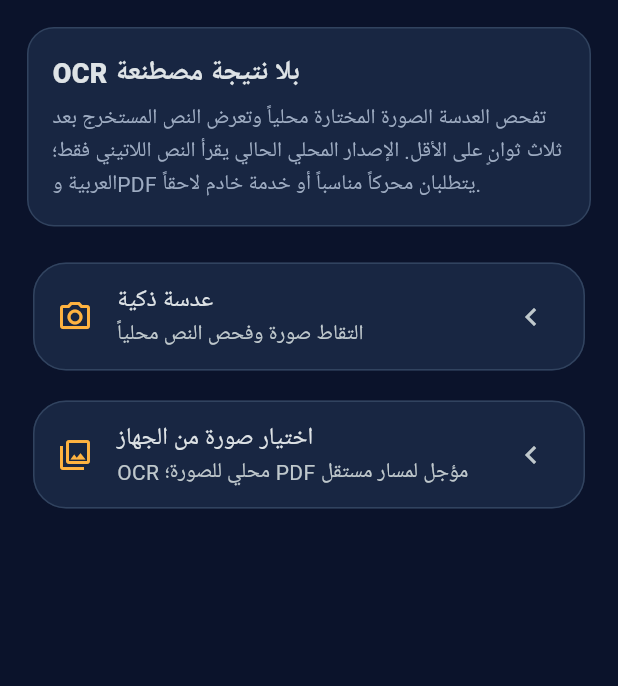
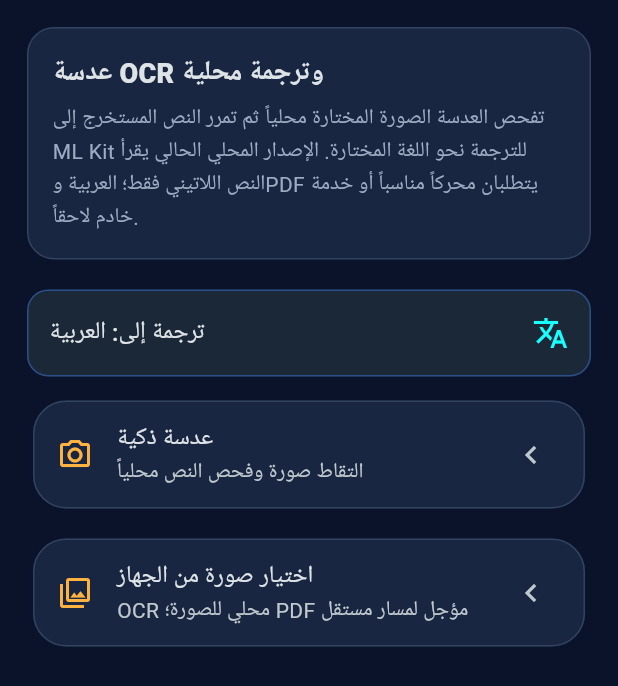
Before and after one commit to magdymeko456-cell/mirror_scorpion_v4, a Flutter app: the _DocumentsPanel widget shown alone on an empty page, opened directly, on a phone screen of 412 x 824 dp. Shown: the top 686 px of the screen. Run offline on Flutter 3.47's test engine with Material 3 defaults, Android fonts, the phone set to English and light mode, and no system bars; our stand-ins replace firebase_core, flutter_tts, image_picker, shared_preferences, speech_to_text; missing offline and left inert: google_mlkit_language_id, google_mlkit_text_recognition, google_mlkit_translation; accounts and stored records are empty.

Commit message:
fix(translation): connect speech and lens translation

```diff
--- a/lib/core/mlkit/on_device_translation_service.dart
+++ b/lib/core/mlkit/on_device_translation_service.dart
@@ -55,6 +55,7 @@ class OnDeviceTranslationService {
   Future<OnDeviceTranslationResult> translate({
     required String text,
     required String targetLanguageCode,
+    String? sourceLanguageCode,
   }) async {
     final sourceText = text.trim();
     if (!isNativePlatform) {
@@ -72,7 +73,10 @@ class OnDeviceTranslationService {
 
     final identifier = LanguageIdentifier(confidenceThreshold: 0.5);
     try {
-      final detectedCode = await identifier.identifyLanguage(sourceText);
+      final requestedSourceCode = sourceLanguageCode?.trim().toLowerCase();
+      final detectedCode = requestedSourceCode?.isNotEmpty == true
+          ? requestedSourceCode!
+          : await identifier.identifyLanguage(sourceText);
       if (detectedCode == identifier.undeterminedLanguageCode) {
         return const OnDeviceTranslationResult(
           state: OnDeviceTranslationState.undeterminedSource,
--- a/lib/features/feature_hub_screen.dart
+++ b/lib/features/feature_hub_screen.dart
@@ -14,6 +14,29 @@ import '../core/speech/device_speech_recognition_service.dart';
 import '../core/speech/system_tts_service.dart';
 
 enum FeatureKind { translation, dialogue, documents, stories, games, settings }
+
+abstract final class TranslationLanguageCatalog {
+  static const labels = <String, String>{
+    'af': 'Afrikaans', 'sq': 'Shqip', 'am': 'አማርኛ', 'ar': 'العربية', 'hy': 'Հայերեն', 'az': 'Azərbaycan',
+    'eu': 'Euskara', 'be': 'Беларуская', 'bn': 'বাংলা', 'bs': 'Bosanski', 'bg': 'Български', 'ca': 'Català',
+    'ceb': 'Cebuano', 'ny': 'Chichewa', 'zh': '中文', 'co': 'Corsu', 'hr': 'Hrvatski', 'cs': 'Čeština',
+    'da': 'Dansk', 'nl': 'Nederlands', 'en': 'English', 'eo': 'Esperanto', 'et': 'Eesti', 'tl': 'Filipino',
+    'fi': 'Suomi', 'fr': 'Français', 'fy': 'Frysk', 'gl': 'Galego', 'ka': 'ქართული', 'de': 'Deutsch',
+    'el': 'Ελληνικά', 'gu': 'ગુજરાતી', 'ht': 'Kreyòl', 'ha': 'Hausa', 'haw': 'Hawaiʻi', 'iw': 'עברית',
+    'hi': 'हिन्दी', 'hmn': 'Hmong', 'hu': 'Magyar', 'is': 'Íslenska', 'ig': 'Igbo', 'id': 'Bahasa Indonesia',
+    'ga': 'Gaeilge', 'it': 'Italiano', 'ja': '日本語', 'jw': 'Basa Jawa', 'kn': 'ಕನ್ನಡ', 'kk': 'Қазақ',
+    'km': 'ខ្មែរ', 'rw': 'Kinyarwanda', 'ko': '한국어', 'ku': 'Kurdî', 'ky': 'Кыргызча', 'lo': 'ລາວ',
+    'la': 'Latina', 'lv': 'Latviešu', 'lt': 'Lietuvių', 'lb': 'Lëtzebuergesch', 'mk': 'Македонски',
+    'mg': 'Malagasy', 'ms': 'Bahasa Melayu', 'ml': 'മലയാളം', 'mt': 'Malti', 'mi': 'Māori', 'mr': 'मराठी',
+    'mn': 'Монгол', 'my': 'မြန်မာ', 'ne': 'नेपाली', 'no': 'Norsk', 'or': 'ଓଡ଼ିଆ', 'ps': 'پښتو',
+    'fa': 'فارسی', 'pl': 'Polski', 'pt': 'Português', 'pa': 'ਪੰਜਾਬੀ', 'ro': 'Română', 'ru': 'Русский',
+    'sm': 'Samoa', 'gd': 'Gàidhlig', 'sr': 'Српски', 'st': 'Sesotho', 'sn': 'Shona', 'sd': 'سنڌي',
+    'si': 'සිංහල', 'sk': 'Slovenčina', 'sl': 'Slovenščina', 'so': 'Soomaali', 'es': 'Español', 'su': 'Basa Sunda',
+    'sw': 'Kiswahili', 'sv': 'Svenska', 'tg': 'Тоҷикӣ', 'ta': 'தமிழ்', 'tt': 'Татар', 'te': 'తెలుగు',
+    'th': 'ไทย', 'tr': 'Türkçe', 'tk': 'Türkmen', 'ug': 'ئۇيغۇرچە', 'uk': 'Українська', 'ur': 'اردو',
+    'uz': "O'zbek", 'vi': 'Tiếng Việt', 'cy': 'Cymraeg', 'xh': 'isiXhosa', 'yi': 'יידיש', 'yo': 'Yorùbá', 'zu': 'isiZulu',
+  };
+}
 
 class FeatureHubScreen extends StatelessWidget {
   const FeatureHubScreen({required this.kind, super.key});
@@ -65,27 +88,6 @@ class _TranslationPanelState extends State<_TranslationPanel> {
   bool _isTranslating = false;
   bool _loadedLanguagePreference = false;
   Timer? _translationDebounce;
-  static const _languages = <String, String>{
-    'af': 'Afrikaans', 'sq': 'Shqip', 'am': 'አማርኛ', 'ar': 'العربية', 'hy': 'Հայերեն', 'az': 'Azərbaycan',
-    'eu': 'Euskara', 'be': 'Беларуская', 'bn': 'বাংলা', 'bs': 'Bosanski', 'bg': 'Български', 'ca': 'Català',
-    'ceb': 'Cebuano', 'ny': 'Chichewa', 'zh': '中文', 'co': 'Corsu', 'hr': 'Hrvatski', 'cs': 'Čeština',
-    'da': 'Dansk', 'nl': 'Nederlands', 'en': 'English', 'eo': 'Esperanto', 'et': 'Eesti', 'tl': 'Filipino',
-    'fi': 'Suomi', 'fr': 'Français', 'fy': 'Frysk', 'gl': 'Galego', 'ka': 'ქართული', 'de': 'Deutsch',
-    'el': 'Ελληνικά', 'gu': 'ગુજરાતી', 'ht': 'Kreyòl', 'ha': 'Hausa', 'haw': 'Hawaiʻi', 'iw': 'עברית',
-    'hi': 'हिन्दी', 'hmn': 'Hmong', 'hu': 'Magyar', 'is': 'Íslenska', 'ig': 'Igbo', 'id': 'Bahasa Indonesia',
-    'ga': 'Gaeilge', 'it': 'Italiano', 'ja': '日本語', 'jw': 'Basa Jawa', 'kn': 'ಕನ್ನಡ', 'kk': 'Қазақ',
-    'km': 'ខ្មែរ', 'rw': 'Kinyarwanda', 'ko': '한국어', 'ku': 'Kurdî', 'ky': 'Кыргызча', 'lo': 'ລາວ',
-    'la': 'Latina', 'lv': 'Latviešu', 'lt': 'Lietuvių', 'lb': 'Lëtzebuergesch', 'mk': 'Македонски',
-    'mg': 'Malagasy', 'ms': 'Bahasa Melayu', 'ml': 'മലയാളം', 'mt': 'Malti', 'mi': 'Māori', 'mr': 'मराठी',
-    'mn': 'Монгол', 'my': 'မြန်မာ', 'ne': 'नेपाली', 'no': 'Norsk', 'or': 'ଓଡ଼ିଆ', 'ps': 'پښتو',
-    'fa': 'فارسی', 'pl': 'Polski', 'pt': 'Português', 'pa': 'ਪੰਜਾਬੀ', 'ro': 'Română', 'ru': 'Русский',
-    'sm': 'Samoa', 'gd': 'Gàidhlig', 'sr': 'Српски', 'st': 'Sesotho', 'sn': 'Shona', 'sd': 'سنڌي',
-    'si': 'සිංහල', 'sk': 'Slovenčina', 'sl': 'Slovenščina', 'so': 'Soomaali', 'es': 'Español', 'su': 'Basa Sunda',
-    'sw': 'Kiswahili', 'sv': 'Svenska', 'tg': 'Тоҷикӣ', 'ta': 'தமிழ்', 'tt': 'Татар', 'te': 'తెలుగు',
-    'th': 'ไทย', 'tr': 'Türkçe', 'tk': 'Türkmen', 'ug': 'ئۇيغۇرچە', 'uk': 'Українська', 'ur': 'اردو',
-    'uz': "O'zbek", 'vi': 'Tiếng Việt', 'cy': 'Cymraeg', 'xh': 'isiXhosa', 'yi': 'יידיש', 'yo': 'Yorùbá', 'zu': 'isiZulu',
-  };
-
   @override
   void initState() {
     super.initState();
@@ -99,7 +101,7 @@ class _TranslationPanelState extends State<_TranslationPanel> {
     super.didChangeDependencies();
     if (!_loadedLanguagePreference) {
       final saved = context.read<LanguagePreferences>().translationTargetLanguage;
-      if (_languages.containsKey(saved)) _selectedLanguage = saved;
+      if (TranslationLanguageCatalog.labels.containsKey(saved)) _selectedLanguage = saved;
       _loadedLanguagePreference = true;
     }
   }
@@ -148,7 +150,10 @@ class _TranslationPanelState extends State<_TranslationPanel> {
           _clearOnNextInput = false;
         }
         _input.text = recognizedText;
-        _queueTranslation(recognizedText);
+        _queueTranslation(
+          recognizedText,
+          sourceLanguageCode: sourceLanguage,
+        );
       },
     );
     if (mounted && _recognitionService.message != null) {
@@ -172,7 +177,7 @@ class _TranslationPanelState extends State<_TranslationPanel> {
     setState(() => _notice = '$action يحتاج خدمة صوت أو ملفات منفصلة؛ لم يتم إنشاء ناتج بديل.');
   }
 
-  void _queueTranslation(String value) {
+  void _queueTranslation(String value, {String? sourceLanguageCode}) {
     _translationDebounce?.cancel();
     if (value.trim().isEmpty) {
       setState(() {
@@ -183,11 +188,14 @@ class _TranslationPanelState extends State<_TranslationPanel> {
       return;
     }
     _translationDebounce = Timer(const Duration(milliseconds: 650), () {
-      _translateLocally(value);
+      _translateLocally(value, sourceLanguageCode: sourceLanguageCode);
     });
   }
 
-  Future<void> _translateLocally(String value) async {
+  Future<void> _translateLocally(
+    String value, {
+    String? sourceLanguageCode,
+  }) async {
     if (!mounted || value.trim() != _input.text.trim()) return;
     setState(() {
       _isTranslating = true;
@@ -196,6 +204,7 @@ class _TranslationPanelState extends State<_TranslationPanel> {
     final result = await _translationService.translate(
       text: value,
       targetLanguageCode: _selectedLanguage,
+      sourceLanguageCode: sourceLanguageCode,
     );
     if (!mounted || value.trim() != _input.text.trim()) return;
     if (result.sourceLanguage != null) {
@@ -268,7 +277,7 @@ class _TranslationPanelState extends State<_TranslationPanel> {
                 isExpanded: true,
                 dropdownColor: const Color(0xFF1B2838),
                 icon: const Icon(Icons.keyboard_arrow_down, color: Colors.cyanAccent),
-                items: _languages.entries.map((entry) => DropdownMenuItem(value: entry.key, child: Text(entry.value))).toList(),
+                items: TranslationLanguageCatalog.labels.entries.map((entry) => DropdownMenuItem(value: entry.key, child: Text(entry.value))).toList(),
                 onChanged: (code) {
                   if (code != null) _selectLanguage(code);
                 },
@@ -459,10 +468,26 @@ class _DocumentsPanel extends StatefulWidget {
 class _DocumentsPanelState extends State<_DocumentsPanel> {
   final _picker = ImagePicker();
   final _ocrService = const OnDeviceOcrService();
+  final _translationService = const OnDeviceTranslationService();
   bool _isScanning = false;
+  bool _isTranslating = false;
   String? _selectedFileName;
   String? _extractedText;
+  String? _translatedText;
   String? _notice;
+  String _targetLanguage = 'en';
+  bool _loadedLanguagePreference = false;
+
+  @override
+  void didChangeDependencies() {
+    super.didChangeDependencies();
+    if (_loadedLanguagePreference) return;
+    final saved = context.read<LanguagePreferences>().translationTargetLanguage;
+    if (TranslationLanguageCatalog.labels.containsKey(saved)) {
+      _targetLanguage = saved;
+    }
+    _loadedLanguagePreference = true;
+  }
 
   Future<void> _scanImage(ImageSource source) async {
     final image = await _picker.pickImage(source: source, imageQuality: 100);
@@ -475,6 +500,7 @@ class _DocumentsPanelState extends State<_DocumentsPanel> {
       _isScanning = true;
       _selectedFileName = image.name;
       _extractedText = null;
+      _translatedText = null;
       _notice = 'جارٍ فحص الصورة محلياً…';
     });
     final result = await _ocrService.recognizeImagePath(image.path);
@@ -486,6 +512,39 @@ class _DocumentsPanelState extends State<_DocumentsPanel> {
       _extractedText = result.isSuccess ? result.text : null;
       _notice = result.message;
     });
+    final extractedText = result.isSuccess ? result.text : null;
+    if (extractedText != null && extractedText.trim().isNotEmpty) {
+      await _translateExtractedText(extractedText);
+    }
+  }
+
+  Future<void> _translateExtractedText(String text) async {
+    if (!mounted) return;
+    final targetLanguage = _targetLanguage;
+    setState(() {
+      _isTranslating = true;
+      _translatedText = null;
+      _notice = 'جارٍ ترجمة النص المستخرج إلى ${TranslationLanguageCatalog.labels[targetLanguage] ?? targetLanguage}…';
+    });
+    final result = await _translationService.translate(
+      text: text,
+      targetLanguageCode: targetLanguage,
+    );
+    if (!mounted || text != _extractedText) return;
+    setState(() {
+      _isTranslating = false;
+      _translatedText = result.isSuccess ? result.text : null;
+      _notice = result.message;
+    });
+  }
+
+  Future<void> _selectTargetLanguage(String code) async {
+    setState(() => _targetLanguage = code);
+    await context.read<LanguagePreferences>().setTranslationTargetLanguage(code);
+    final extractedText = _extractedText;
+    if (extractedText != null && extractedText.trim().isNotEmpty) {
+      await _translateExtractedText(extractedText);
+    }
   }
 
   @override
@@ -493,8 +552,33 @@ class _DocumentsPanelState extends State<_DocumentsPanel> {
     return ListView(
       padding: const EdgeInsets.all(18),
       children: [
-        const _SectionNotice(title: 'OCR بلا نتيجة مصطنعة', detail: 'تفحص العدسة الصورة المختارة محلياً وتعرض النص المستخرج بعد ثلاث ثوانٍ على الأقل. الإصدار المحلي الحالي يقرأ النص اللاتيني فقط؛ العربية وPDF يتطلبان محركاً مناسباً أو خدمة خادم لاحقاً.'),
+        const _SectionNotice(title: 'عدسة OCR وترجمة محلية', detail: 'تفحص العدسة الصورة المختارة محلياً ثم تمرر النص المستخرج إلى ML Kit للترجمة نحو اللغة المختارة. الإصدار المحلي الحالي يقرأ النص اللاتيني فقط؛ العربية وPDF يتطلبان محركاً مناسباً أو خدمة خادم لاحقاً.'),
         const SizedBox(height: 20),
+        Container(
+          padding: const EdgeInsets.symmetric(horizontal: 14, vertical: 4),
+          decoration: BoxDecoration(
+            color: const Color(0xFF1B2838),
+            borderRadius: BorderRadius.circular(14),
+            border: Border.all(color: Colors.blueAccent.withValues(alpha: 0.4)),
+          ),
+          child: DropdownButtonHideUnderline(
+            child: DropdownButton<String>(
+              value: _targetLanguage,
+              isExpanded: true,
+              dropdownColor: const Color(0xFF1B2838),
+              icon: const Icon(Icons.translate, color: Colors.cyanAccent),
+              items: TranslationLanguageCatalog.labels.entries
+                  .map((entry) => DropdownMenuItem(value: entry.key, child: Text('ترجمة إلى: ${entry.value}')))
+                  .toList(),
+              onChanged: _isScanning || _isTranslating
+                  ? null
+                  : (code) {
+                      if (code != null) _selectTargetLanguage(code);
+                    },
+            ),
+          ),
+        ),
+        const SizedBox(height: 12),
         Card(
           child: ListTile(
             leading: const Icon(Icons.camera_alt_outlined, color: RoyalColors.gold),
@@ -519,7 +603,7 @@ class _DocumentsPanelState extends State<_DocumentsPanel> {
             padding: const EdgeInsets.only(top: 18),
             child: Text('الصورة المختارة: $_selectedFileName', style: const TextStyle(color: RoyalColors.muted)),
           ),
-        if (_isScanning)
+        if (_isScanning || _isTranslating)
           const Padding(
             padding: EdgeInsets.only(top: 18),
             child: LinearProgressIndicator(),
@@ -534,7 +618,30 @@ class _DocumentsPanelState extends State<_DocumentsPanel> {
             margin: const EdgeInsets.only(top: 16),
             child: Padding(
               padding: const EdgeInsets.all(16),
-              child: SelectableText(_extractedText!, style: const TextStyle(height: 1.6)),
+              child: Column(
+                crossAxisAlignment: CrossAxisAlignment.stretch,
+                children: [
+                  const Text('النص الأصلي المستخرج', style: TextStyle(color: RoyalColors.muted)),
+                  const SizedBox(height: 8),
+                  SelectableText(_extractedText!, style: const TextStyle(height: 1.6)),
+                ],
+              ),
+            ),
+          ),
+        if (_translatedText != null)
+          Card(
+            margin: const EdgeInsets.only(top: 12),
+            color: Colors.blueAccent.withValues(alpha: 0.08),
+            child: Padding(
+              padding: const EdgeInsets.all(16),
+              child: Column(
+                crossAxisAlignment: CrossAxisAlignment.stretch,
+                children: [
+                  Text('الترجمة إلى: ${TranslationLanguageCatalog.labels[_targetLanguage] ?? _targetLanguage}', style: const TextStyle(color: RoyalColors.gold)),
+                  const SizedBox(height: 8),
+                  SelectableText(_translatedText!, style: const TextStyle(height: 1.6)),
+                ],
+              ),
             ),
           ),
       ],
```
Also changed, not shown: 1 other file.
